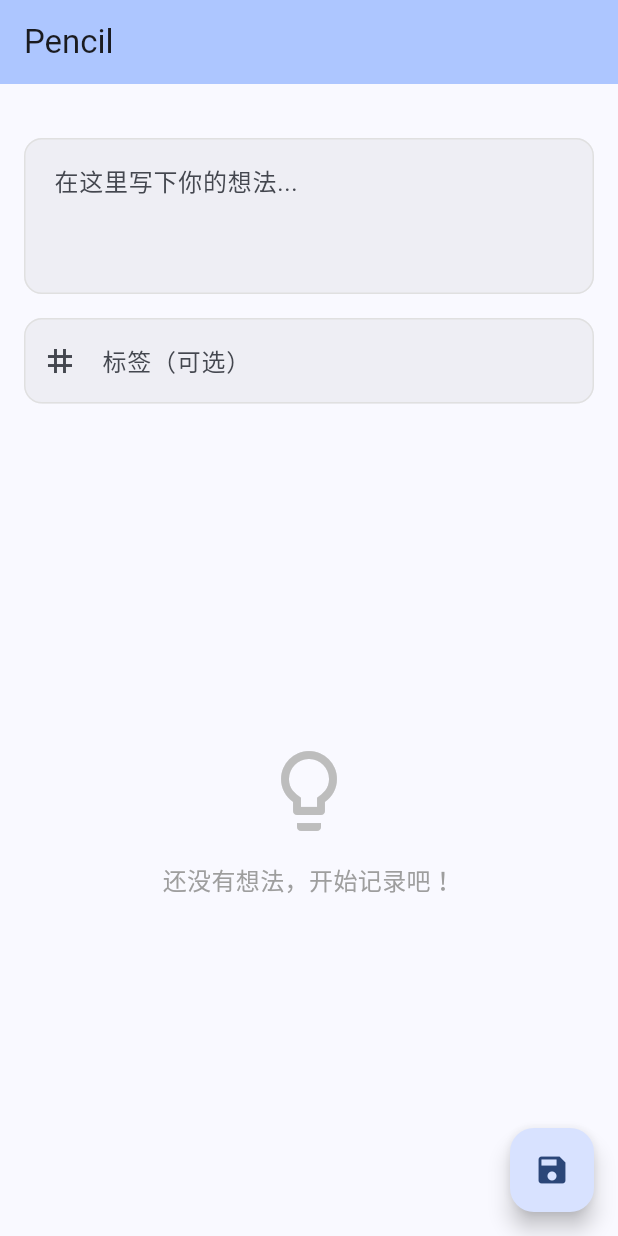
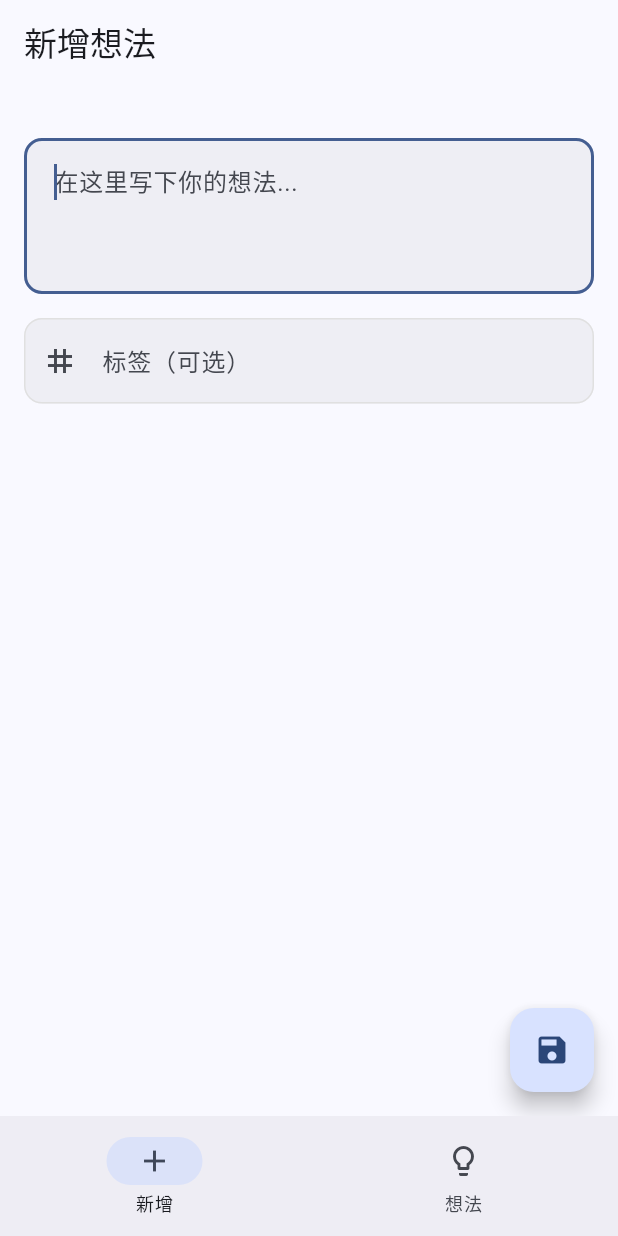
Before and after one commit to Hello-world150/pencil, a Flutter app: the screen it shows after launch, after a tap on the "save" icon, on a phone screen of 412 x 824 dp. Run offline on Flutter 3.47's test engine with Material 3 defaults, Android fonts, the light colour scheme and no system bars; our stand-ins replace shared_preferences; Roboto replaces fonts that are missing (ZhuqueFangsong).

Commit message:
refactor(pages): divide main page into two pages

```diff
--- a/lib/main.dart
+++ b/lib/main.dart
@@ -1,7 +1,7 @@
 import 'package:flutter/material.dart';
 import 'constants/app_constants.dart';
+import 'pages/main_screen.dart';
 import 'theme/app_theme.dart';
-import 'pages/home_page.dart';
 
 void main() {
   runApp(const PencilApp());
@@ -17,7 +17,7 @@ class PencilApp extends StatelessWidget {
       title: AppConstants.appName,
       theme: AppTheme.lightTheme(),
       darkTheme: AppTheme.darkTheme(),
-      home: const HomePage(),
+      home: const MainScreen(),
       debugShowCheckedModeBanner: false,
     );
   }
--- /dev/null
+++ b/lib/pages/add_thought_page.dart
@@ -0,0 +1,138 @@
+import 'package:flutter/material.dart';
+import '../constants/app_constants.dart';
+import '../services/thought_service.dart';
+import '../utils/utils.dart';
+import '../widgets/common_widgets.dart';
+
+class AddThoughtPage extends StatefulWidget {
+  final ThoughtService thoughtService;
+  final VoidCallback? onThoughtAdded;
+
+  const AddThoughtPage({
+    super.key,
+    required this.thoughtService,
+    this.onThoughtAdded,
+  });
+
+  @override
+  State<AddThoughtPage> createState() => _AddThoughtPageState();
+}
+
+class _AddThoughtPageState extends State<AddThoughtPage> {
+  final TextEditingController _textController = TextEditingController();
+  final TextEditingController _tagController = TextEditingController();
+
+  @override
+  void initState() {
+    super.initState();
+    // No need to load all thoughts here, just the used tags.
+    widget.thoughtService.loadThoughts();
+  }
+
+  @override
+  void dispose() {
+    _textController.dispose();
+    _tagController.dispose();
+    super.dispose();
+  }
+
+  @override
+  Widget build(BuildContext context) {
+    return Scaffold(
+      appBar: AppBar(
+        title: const Text('新增想法'),
+      ),
+      body: Padding(
+        padding: const EdgeInsets.all(AppConstants.defaultPadding),
+        child: Column(
+          children: [
+            const SizedBox(height: 20),
+            _buildTextEditor(),
+            const SizedBox(height: 16),
+            _buildTagInput(),
+          ],
+        ),
+      ),
+      floatingActionButton: FloatingActionButton(
+        onPressed: _saveNewThought,
+        tooltip: AppConstants.saveTooltip,
+        child: const Icon(Icons.save),
+      ),
+    );
+  }
+
+  Widget _buildTextEditor() {
+    return TextField(
+      controller: _textController,
+      maxLines: AppConstants.maxTextFieldLines,
+      minLines: AppConstants.defaultTextFieldLines,
+      decoration: const InputDecoration(
+        hintText: AppConstants.thoughtHint,
+      ),
+      autofocus: true,
+    );
+  }
+
+  Widget _buildTagInput() {
+    // Using a StatefulWidget to manage the state of the tag selector visibility
+    return StatefulBuilder(
+      builder: (BuildContext context, StateSetter setState) {
+        return Column(
+          crossAxisAlignment: CrossAxisAlignment.start,
+          children: [
+            TextField(
+              controller: _tagController,
+              decoration: const InputDecoration(
+                labelText: AppConstants.tagLabel,
+                hintText: AppConstants.tagHint,
+                prefixIcon: Icon(Icons.tag),
+              ),
+            ),
+            if (widget.thoughtService.usedTags.isNotEmpty) ...[
+              const SizedBox(height: 8),
+              TagSelector(
+                availableTags: widget.thoughtService.usedTags,
+                onTagSelected: (tag) {
+                  _tagController.text = tag;
+                },
+              ),
+            ],
+          ],
+        );
+      }
+    );
+  }
+
+  Future<void> _saveNewThought() async {
+    final content = _textController.text.trim();
+
+    if (Utils.isNotEmpty(content)) {
+      final thought = await widget.thoughtService.addThoughtAndSave(
+        content: content,
+        tag: _tagController.text,
+      );
+
+      if (thought != null) {
+        setState(() {
+          _textController.clear();
+          _tagController.clear();
+        });
+
+        _showSnackBar('${AppConstants.thoughtSaved}"${thought.tag}"标签！');
+        // Notify parent that a thought was added
+        widget.onThoughtAdded?.call();
+      } else {
+        _showSnackBar(AppConstants.dataSaveFailed);
+      }
+    }
+  }
+
+  void _showSnackBar(String message) {
+    ScaffoldMessenger.of(context).showSnackBar(
+      SnackBar(
+        content: Text(message),
+        duration: AppConstants.snackBarDuration,
+      ),
+    );
+  }
+}
--- a/lib/pages/home_page.dart
+++ b/lib/pages/home_page.dart
@@ -6,32 +6,38 @@ import '../widgets/common_widgets.dart';
 import '../widgets/thought_widgets.dart';
 import '../pages/edit_thought_page.dart';
 import '../pages/view_thought_page.dart';
-import '../utils/utils.dart';
 
 /// 主页面
 class HomePage extends StatefulWidget {
-  const HomePage({super.key});
+  final ThoughtService? thoughtService;
+
+  const HomePage({super.key, this.thoughtService});
 
   @override
-  State<HomePage> createState() => _HomePageState();
+  HomePageState createState() => HomePageState();
 }
 
-class _HomePageState extends State<HomePage> {
-  final TextEditingController _textController = TextEditingController();
-  final TextEditingController _tagController = TextEditingController();
-  final ThoughtService _thoughtService = ThoughtService();
+class HomePageState extends State<HomePage> {
+  late final ThoughtService _thoughtService;
   bool _isLoading = true;
 
   @override
   void initState() {
     super.initState();
+    _thoughtService = widget.thoughtService ?? ThoughtService();
     _loadData();
+  }
+
+  /// 刷新数据的公共方法
+  Future<void> refreshData() async {
+    setState(() {
+      _isLoading = true;
+    });
+    await _loadData();
   }
 
   @override
   void dispose() {
-    _textController.dispose();
-    _tagController.dispose();
     super.dispose();
   }
 
@@ -50,16 +56,7 @@ class _HomePageState extends State<HomePage> {
   @override
   Widget build(BuildContext context) {
     return Scaffold(
-      appBar: _buildAppBar(),
       body: _buildBody(),
-      floatingActionButton: _buildFloatingActionButton(),
-    );
-  }
-
-  PreferredSizeWidget _buildAppBar() {
-    return AppBar(
-      backgroundColor: Theme.of(context).colorScheme.inversePrimary,
-      title: const Text(AppConstants.appName),
     );
   }
 
@@ -72,60 +69,12 @@ class _HomePageState extends State<HomePage> {
 
     return Padding(
       padding: const EdgeInsets.all(AppConstants.defaultPadding),
-      child: Column(
-        children: [
-          const SizedBox(height: 20),
-          _buildTextEditor(),
-          const SizedBox(height: 16),
-          _buildTagInput(),
-          const SizedBox(height: 16),
-          _buildThoughtsList(),
-        ],
-      ),
-    );
-  }
-
-  Widget _buildTextEditor() {
-    return TextField(
-      controller: _textController,
-      maxLines: AppConstants.maxTextFieldLines,
-      minLines: AppConstants.defaultTextFieldLines,
-      decoration: const InputDecoration(
-        hintText: AppConstants.thoughtHint,
-      ),
-    );
-  }
-
-  Widget _buildTagInput() {
-    return Column(
-      crossAxisAlignment: CrossAxisAlignment.start,
-      children: [
-        TextField(
-          controller: _tagController,
-          decoration: const InputDecoration(
-            labelText: AppConstants.tagLabel,
-            hintText: AppConstants.tagHint,
-            prefixIcon: Icon(Icons.tag),
-          ),
-        ),
-        if (_thoughtService.usedTags.isNotEmpty) ...[
-          const SizedBox(height: 8),
-          TagSelector(
-            availableTags: _thoughtService.usedTags,
-            onTagSelected: (tag) {
-              setState(() {
-                _tagController.text = tag;
-              });
-            },
-          ),
-        ],
-      ],
+      child: _buildThoughtsList(),
     );
   }
 
   Widget _buildThoughtsList() {
-    return Expanded(
-      child: _thoughtService.isEmpty
+    return _thoughtService.isEmpty
         ? const EmptyState(
             message: AppConstants.emptyStateMessage,
             icon: Icons.lightbulb_outline,
@@ -145,38 +94,7 @@ class _HomePageState extends State<HomePage> {
                 onTagEdit: _editTag,
               );
             }).toList(),
-            ),
           );
-  }
-
-  Widget _buildFloatingActionButton() {
-    return FloatingActionButton(
-      onPressed: _saveNewThought,
-      tooltip: AppConstants.saveTooltip,
-      child: const Icon(Icons.save),
-    );
-  }
-
-  Future<void> _saveNewThought() async {
-    final content = _textController.text.trim();
-
-    if (Utils.isNotEmpty(content)) {
-      final thought = await _thoughtService.addThoughtAndSave(
-        content: content,
-        tag: _tagController.text,
-      );
-
-      if (thought != null) {
-        setState(() {
-          _textController.clear();
-          _tagController.clear();
-        });
-
-        _showSnackBar('${AppConstants.thoughtSaved}"${thought.tag}"标签！');
-      } else {
-        _showSnackBar(AppConstants.dataSaveFailed);
-      }
-    }
   }
 
   Future<void> _deleteThought(ThoughtItem thought) async {
--- /dev/null
+++ b/lib/pages/main_screen.dart
@@ -0,0 +1,70 @@
+import 'package:flutter/material.dart';
+import 'package:pencil/pages/add_thought_page.dart';
+import 'package:pencil/pages/home_page.dart';
+import '../services/thought_service.dart';
+
+class MainScreen extends StatefulWidget {
+  const MainScreen({super.key});
+
+  @override
+  State<MainScreen> createState() => _MainScreenState();
+}
+
+class _MainScreenState extends State<MainScreen> {
+  int _selectedIndex = 0;
+  final ThoughtService _thoughtService = ThoughtService();
+  final GlobalKey<HomePageState> _homePageKey = GlobalKey<HomePageState>();
+
+  @override
+  void initState() {
+    super.initState();
+  }
+
+  List<Widget> get _pages => [
+    AddThoughtPage(
+      thoughtService: _thoughtService,
+      onThoughtAdded: _onThoughtAdded,
+    ),
+    HomePage(
+      key: _homePageKey,
+      thoughtService: _thoughtService,
+    ),
+  ];
+
+  void _onThoughtAdded() {
+    // Refresh the HomePage when a thought is added
+    _homePageKey.currentState?.refreshData();
+  }
+
+  void _onItemTapped(int index) {
+    setState(() {
+      _selectedIndex = index;
+    });
+  }
+
+  @override
+  Widget build(BuildContext context) {
+    return Scaffold(
+      body: IndexedStack(
+        index: _selectedIndex,
+        children: _pages,
+      ),
+      bottomNavigationBar: NavigationBar(
+        selectedIndex: _selectedIndex,
+        onDestinationSelected: _onItemTapped,
+        destinations: const [
+          NavigationDestination(
+            icon: Icon(Icons.add_outlined),
+            selectedIcon: Icon(Icons.add),
+            label: '新增',
+          ),
+          NavigationDestination(
+            icon: Icon(Icons.lightbulb_outline),
+            selectedIcon: Icon(Icons.lightbulb),
+            label: '想法',
+          ),
+        ],
+      ),
+    );
+  }
+}
```
Lines whose indentation alone changed are shown as unchanged.
